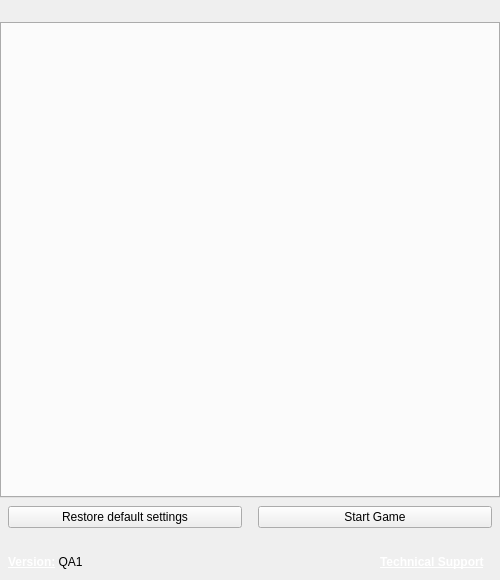
CommitteeOfZero/realboot, file src/launcherwindow.ui: the form before one commit.
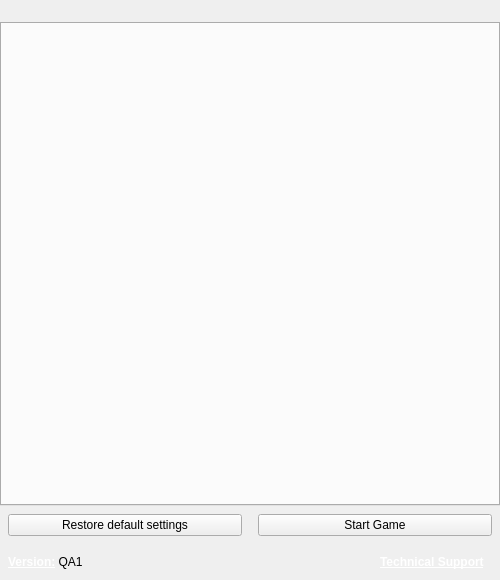
The form after the commit. Icons and pictures are not drawn.

Diff of the .ui file:
```diff
--- a/src/launcherwindow.ui
+++ b/src/launcherwindow.ui
@@ -100,7 +100,7 @@
           <number>8</number>
          </property>
          <property name="bottomMargin">
-          <number>16</number>
+          <number>8</number>
          </property>
          <property name="horizontalSpacing">
           <number>16</number>
```
